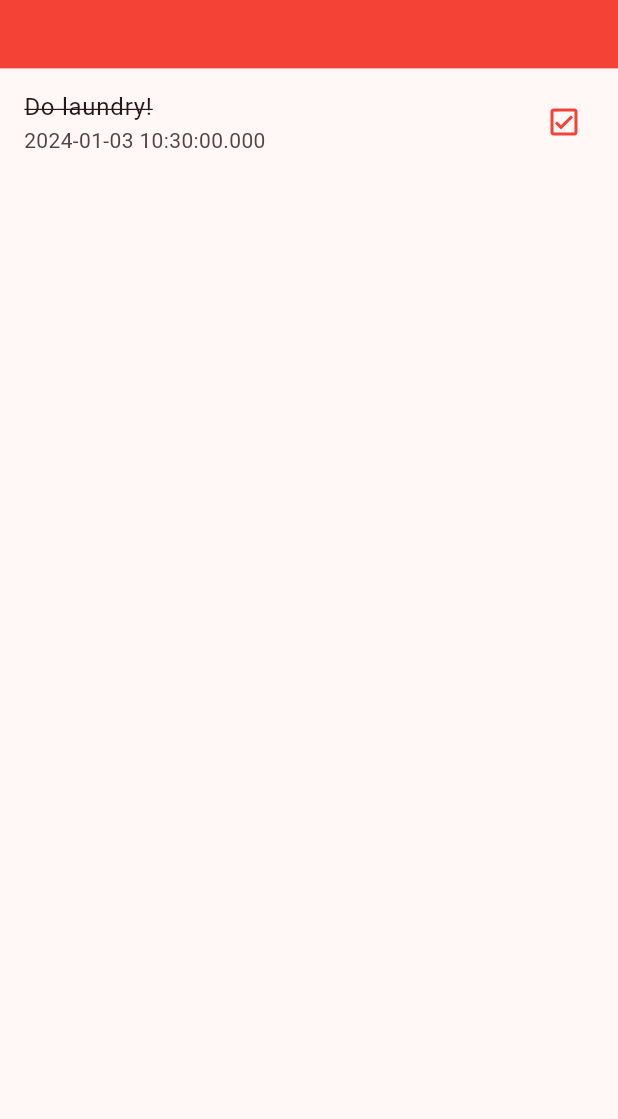
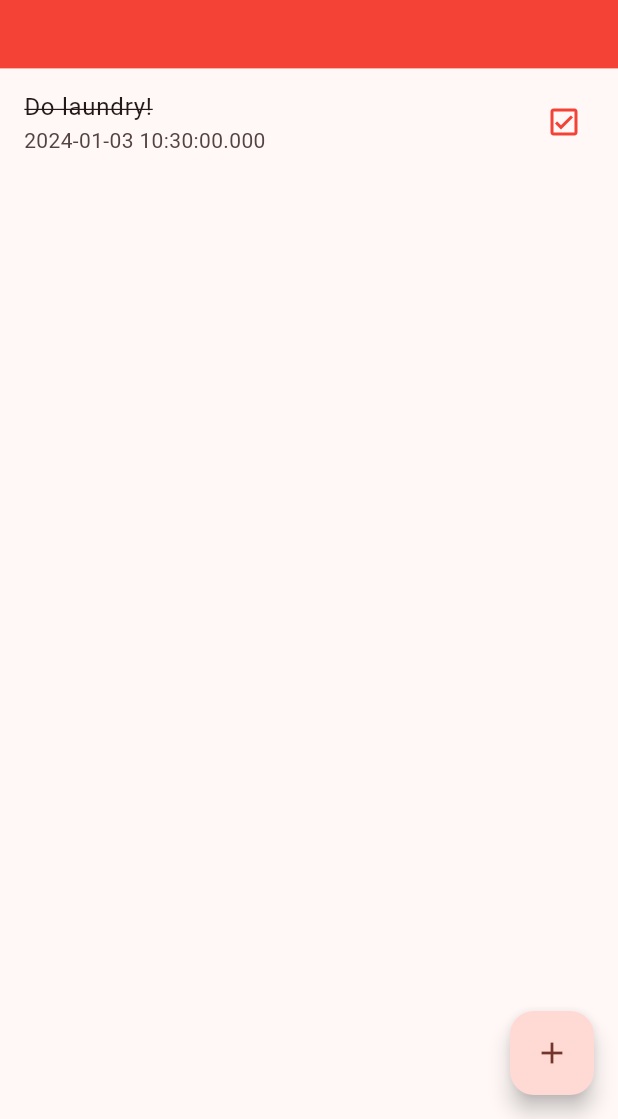
Before and after one commit to phamducminh/flutter-development-course, a Flutter app: the screen it shows after launch, on a phone screen of 412 x 824 dp, the part 117-1236 px from its top. Run offline on Flutter 3.47's test engine with Material 3 defaults, Android fonts, the phone set to English and light mode, and no system bars.

Commit message:
Section 5.54: Creating Floating Action Button Widget

```diff
--- a/taskly/lib/pages/home_page.dart
+++ b/taskly/lib/pages/home_page.dart
@@ -31,6 +31,7 @@ class _HomePageState extends State<HomePage> {
         ),
       ),
       body: _tasksList(),
+      floatingActionButton: _addTaskButton(),
     );
   }
 
@@ -55,4 +56,13 @@ class _HomePageState extends State<HomePage> {
       ],
     );
   }
+
+  Widget _addTaskButton() {
+    return FloatingActionButton(
+      onPressed: () {},
+      child: const Icon(
+        Icons.add,
+      ),
+    );
+  }
 }
```
